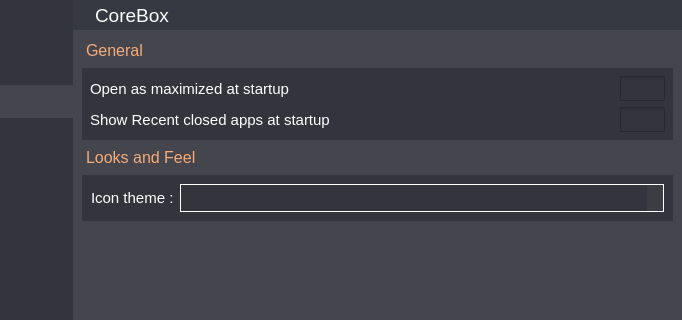
First picture: the form in settings/settings.ui, repository rahmanshaber/corebox, before the edit; both pictures show x 157 to 839 and y 0 to 320 of the 839 by 622 pixel window.
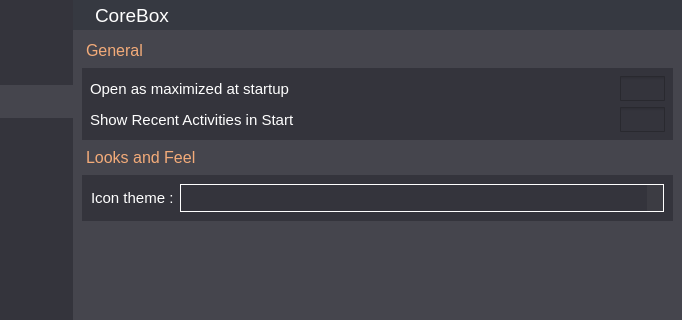
Second picture: the form after the edit. Icons and pictures are not drawn.

Diff of the .ui file:
```diff
--- a/settings/settings.ui
+++ b/settings/settings.ui
@@ -618,7 +618,7 @@
              </font>
             </property>
             <property name="text">
-             <string>Show Recent closed apps at startup</string>
+             <string>Show Recent Activities in Start</string>
             </property>
            </widget>
           </item>
```
Left out of the diff: 4 changed lines with no effect on the pictures.
